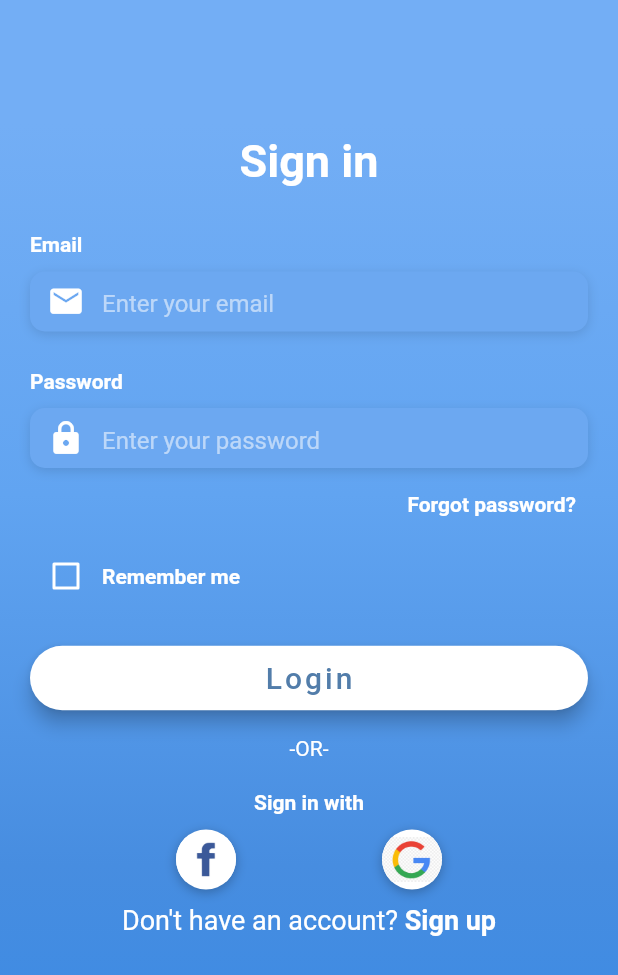
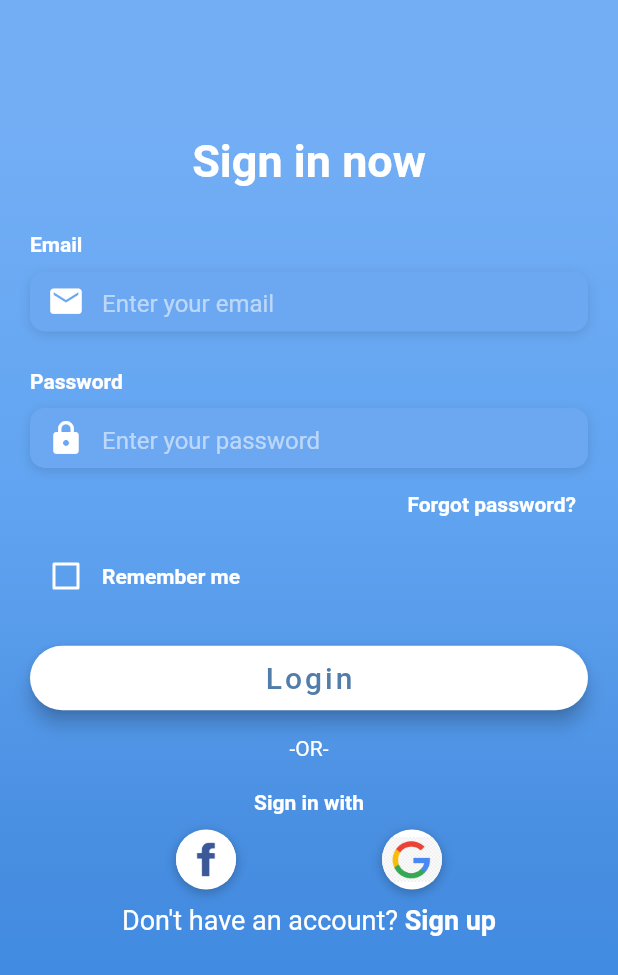
Before and after one commit to Milenko987/Flutter, a Flutter app: the screen it shows after launch, on a phone screen of 412 x 824 dp. Shown: the top 975 px of the screen. Run offline on Flutter 3.47's test engine with Material 2 defaults, Android fonts, the phone set to English and light mode, and no system bars.

Commit message:
changed text

```diff
--- a/lib/screens/login_screen.dart
+++ b/lib/screens/login_screen.dart
@@ -64,7 +64,7 @@ class _LoginScreenState extends State<LoginScreen> {
                     mainAxisAlignment: MainAxisAlignment.center,
                     children: [
                       const Text(
-                        "Sign in",
+                        "Sign in now",
                         style: TextStyle(
                             decoration: TextDecoration.none,
                             fontFamily: 'OpenSans',
```
